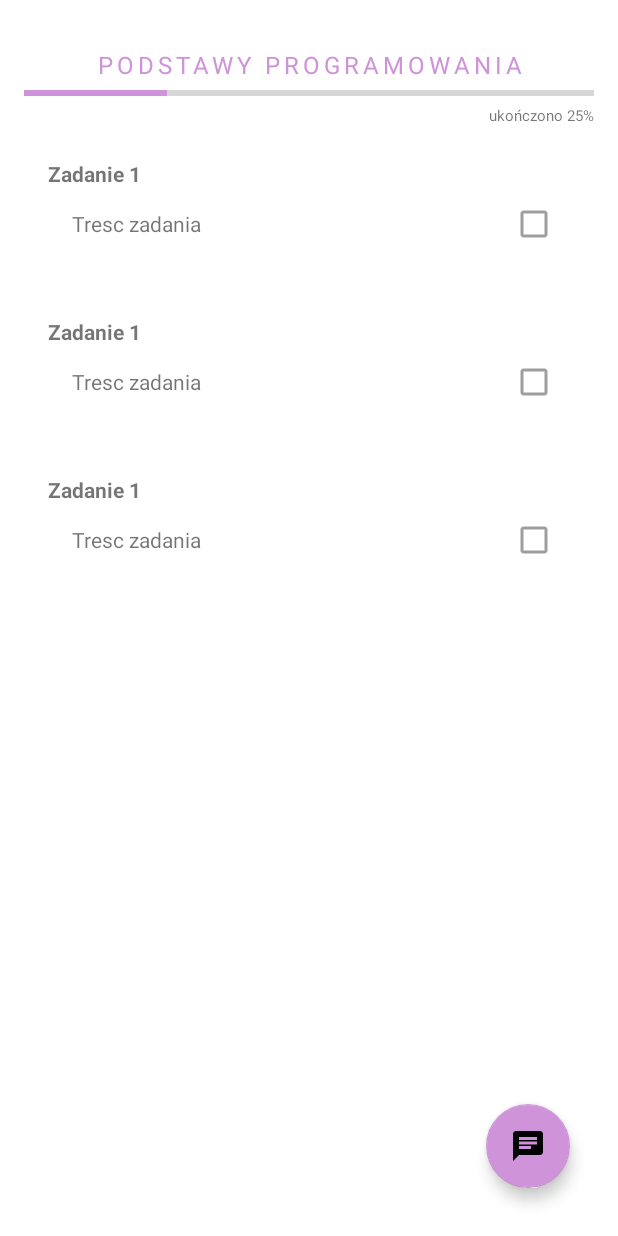
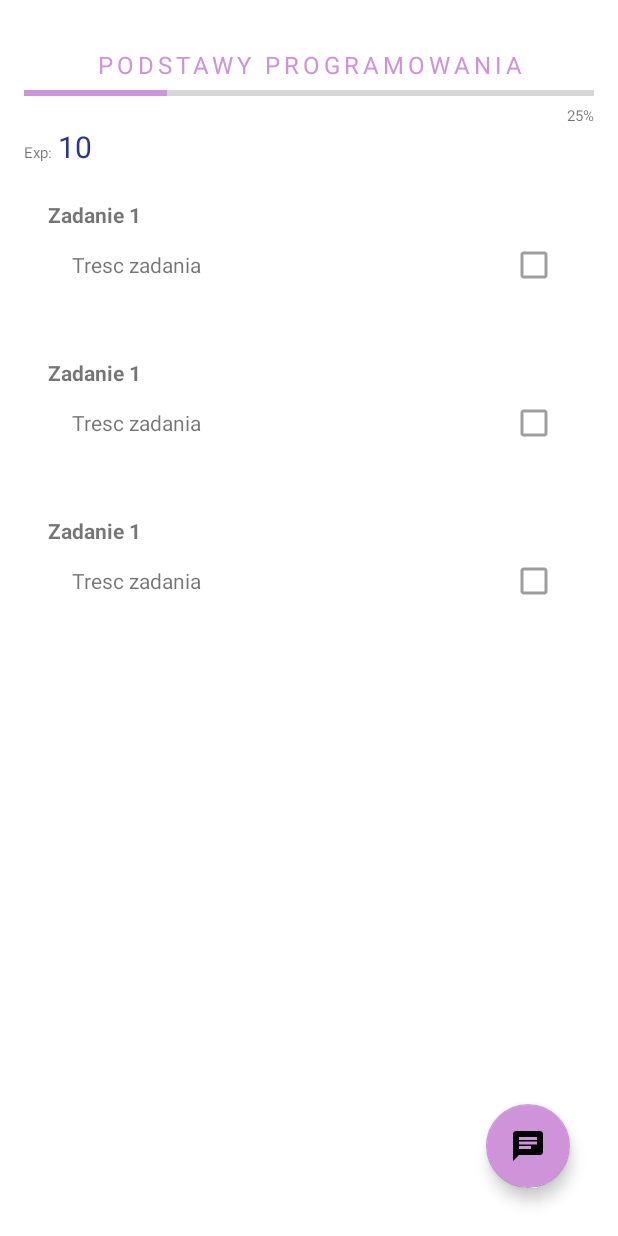
Before and after one commit to yogourt/Gamification_of_Education, an Android app: the layout fragment_course.xml on its own in the app's theme, with its tools: preview values and no code run, on a phone screen of 412 x 824 dp. Run offline under Robolectric (Android 15) with nearby library versions, the light colour scheme and no system bars.

Commit message:
Points for chat

```diff
--- a/app/src/main/java/com/blogspot/android_czy_java/apps/mgr/main/classroom_api/FetchCoursesDataUseCase.kt
+++ b/app/src/main/java/com/blogspot/android_czy_java/apps/mgr/main/classroom_api/FetchCoursesDataUseCase.kt
@@ -38,7 +38,7 @@ class FetchCoursesDataUseCase @Inject constructor(private val coursesDao: Course
     private fun List<Course>.insertCourses(service: Classroom) {
         for (course in this) {
             Thread(Runnable {
-                coursesDao.insertCourse(CourseModel(course.id, course.name))
+                coursesDao.insertCourse(CourseModel(course.id, course.name, 0))
                 val response = service.courses().courseWork().list(course.id).execute()
                 val courseWorks = response.courseWork
 
@@ -63,7 +63,7 @@ class FetchCoursesDataUseCase @Inject constructor(private val coursesDao: Course
                         work.courseId,
                         work.title,
                         work.description,
-                        !submissions.isEmpty()
+                        submissions.any { !(it["state"]?.equals("CREATED") ?: true) }
                     )
                 )
         }
--- a/app/src/main/java/com/blogspot/android_czy_java/apps/mgr/main/course/CourseFragmentPresenter.kt
+++ b/app/src/main/java/com/blogspot/android_czy_java/apps/mgr/main/course/CourseFragmentPresenter.kt
@@ -12,5 +12,11 @@ class CourseFragmentPresenter @Inject constructor(private val courseDao: Courses
     fun getCourseTasks(): LiveData<List<TaskModel>> =
         courseDao.getCourseTasksLiveData(courseId)
 
+    fun getCourseTitle(): LiveData<String> =
+        courseDao.getCourseTitle(courseId)
+
+    fun getActivityPoints(): LiveData<Int> =
+        courseDao.getPoints(courseId)
+
 
 }
--- a/app/src/main/java/com/blogspot/android_czy_java/apps/mgr/main/db/AppDatabase.kt
+++ b/app/src/main/java/com/blogspot/android_czy_java/apps/mgr/main/db/AppDatabase.kt
@@ -19,7 +19,7 @@ import com.blogspot.android_czy_java.apps.mgr.main.db.model.UserModel
         MessageModel::class,
         UserModel::class
     ],
-    version = 7,
+    version = 8,
     exportSchema = false
 )
 abstract class AppDatabase : RoomDatabase() {
--- a/app/src/main/java/com/blogspot/android_czy_java/apps/mgr/main/db/model/CourseModel.kt
+++ b/app/src/main/java/com/blogspot/android_czy_java/apps/mgr/main/db/model/CourseModel.kt
@@ -7,5 +7,6 @@ import androidx.room.PrimaryKey
 class CourseModel(
     @PrimaryKey
     val id: String,
-    val title: String
+    val title: String,
+    val activityPoints: Int
 )
--- a/app/src/main/java/com/blogspot/android_czy_java/apps/mgr/main/login/LoginActivity.kt
+++ b/app/src/main/java/com/blogspot/android_czy_java/apps/mgr/main/login/LoginActivity.kt
@@ -69,7 +69,6 @@ class LoginActivity : AppCompatActivity(R.layout.activity_login) {
 
     private fun logOutAndloginUser() {
         signOut()
-        makeSnackbar(R.string.login_error)
         loginUserAndFetchData()
     }
 
@@ -85,6 +84,7 @@ class LoginActivity : AppCompatActivity(R.layout.activity_login) {
         if (requestCode == RC_SIGN_IN) {
             if (!userHasPermissions()) {
                 makeSnackbar(R.string.access_needed_msg)
+                logOutAndloginUser()
             } else {
                 val user = GoogleSignIn.getSignedInAccountFromIntent(data).result
                 val authCode = user?.serverAuthCode
@@ -92,6 +92,7 @@ class LoginActivity : AppCompatActivity(R.layout.activity_login) {
                     saveAuthCodeAndProcess(authCode)
                     user.idToken?.let { authenticateFirebase(it) }
                 } else {
+                    makeSnackbar(R.string.login_error)
                     logOutAndloginUser()
                 }
             }
--- a/app/src/main/res/layout/fragment_course.xml
+++ b/app/src/main/res/layout/fragment_course.xml
@@ -1,55 +1,71 @@
 <?xml version="1.0" encoding="utf-8"?>
 
 <FrameLayout xmlns:android="http://schemas.android.com/apk/res/android"
-             xmlns:tools="http://schemas.android.com/tools"
-             xmlns:app="http://schemas.android.com/apk/res-auto"
-             android:layout_height="match_parent"
-             android:layout_width="match_parent">
+        xmlns:app="http://schemas.android.com/apk/res-auto"
+        xmlns:tools="http://schemas.android.com/tools"
+        android:layout_width="match_parent"
+        android:layout_height="match_parent">
 
     <LinearLayout
-            android:orientation="vertical"
             android:layout_width="match_parent"
             android:layout_height="match_parent"
-            android:layout_margin="@dimen/activity_margin">
+            android:layout_margin="@dimen/activity_margin"
+            android:orientation="vertical">
 
         <TextView
                 android:id="@+id/title"
-                tools:text="Podstawy programowania"
                 android:layout_width="match_parent"
                 android:layout_height="wrap_content"
+                android:layout_marginTop="@dimen/activity_margin"
                 android:textAlignment="center"
                 android:textAppearance="@style/TextAppearance.MaterialComponents.Overline"
+                android:textColor="@color/secondaryColor"
                 android:textSize="16sp"
-                android:textColor="@color/secondaryColor"
-                android:layout_marginTop="@dimen/activity_margin"
-        />
+                tools:text="Podstawy programowania" />
 
         <ProgressBar
+                android:id="@+id/progress_bar"
+                style="@style/Widget.AppCompat.ProgressBar.Horizontal"
                 android:layout_width="match_parent"
                 android:layout_height="wrap_content"
-                android:progress="25"
-                style="@style/Widget.AppCompat.ProgressBar.Horizontal"/>
+                android:progress="25" />
 
         <TextView
+                android:id="@+id/progress_text"
                 android:layout_width="wrap_content"
                 android:layout_height="wrap_content"
-                tools:text="ukończono 25%"
                 android:layout_gravity="end"
-                android:textSize="@dimen/small_text_size"/>
+                android:textSize="@dimen/small_text_size"
+                tools:text="25%" />
 
-        <LinearLayout android:id="@+id/team"
-                      android:layout_width="match_parent"
-                      android:layout_height="wrap_content"
-                      android:orientation="vertical">
 
+        <LinearLayout
+                android:layout_width="match_parent"
+                android:layout_height="wrap_content"
+                android:orientation="horizontal">
+
+            <TextView
+                    android:layout_width="wrap_content"
+                    android:layout_height="wrap_content"
+                    android:text="@string/activity_points_label"
+                    android:textSize="@dimen/small_text_size" />
+
+            <TextView
+                    android:id="@+id/points"
+                    android:layout_width="wrap_content"
+                    android:layout_height="wrap_content"
+                    android:layout_marginStart="4dp"
+                    android:text="10"
+                    android:textColor="@color/primaryColor"
+                    android:textSize="20sp" />
         </LinearLayout>
 
         <androidx.recyclerview.widget.RecyclerView
                 android:id="@+id/list_tasks"
                 android:layout_width="match_parent"
                 android:layout_height="match_parent"
-                tools:listitem="@layout/item_course_task"
-                tools:itemCount="3"/>
+                tools:itemCount="3"
+                tools:listitem="@layout/item_course_task" />
 
 
     </LinearLayout>
@@ -58,9 +74,9 @@
             android:id="@+id/fab_chat"
             android:layout_width="wrap_content"
             android:layout_height="wrap_content"
-            app:fabSize="auto"
+            android:layout_gravity="bottom|end"
+            android:layout_margin="@dimen/fab_margin"
             android:src="@drawable/ic_chat"
-            android:layout_margin="@dimen/fab_margin"
-            android:layout_gravity="bottom|end"/>
+            app:fabSize="auto" />
 
 </FrameLayout>
--- a/app/src/main/res/values/strings.xml
+++ b/app/src/main/res/values/strings.xml
@@ -7,6 +7,7 @@
     <string name="web_client_id">413800448352-653qfbgp9h72jajpo7a08puhrv2ml28f.apps.googleusercontent.com</string>
     <string name="web_client_secret">ZaC-tpfF1qRb_57kRGQF2sV6</string>
     <string name="sign_in">Sign in</string>
-    <string name="access_needed_msg">You need to grant access to your Classroom in order to use this app</string>
+    <string name="access_needed_msg">W celu korzystania z aplikacji, musisz udostępnić dane z Google Classroom</string>
     <string name="login_error">Podczas logowania nastąpił błąd. Spróbuj ponownie</string>
+    <string name="activity_points_label">Exp:</string>
 </resources>
```
Also changed, not shown: app/src/main/java/com/blogspot/android_czy_java/apps/mgr/main/chat/ChatPresenter.kt (+10 -1 lines), app/src/main/java/com/blogspot/android_czy_java/apps/mgr/main/course/CourseFragment.kt (+30 -4 lines), app/src/main/java/com/blogspot/android_czy_java/apps/mgr/main/db/dao/CoursesDao.kt (+14 -5 lines).
